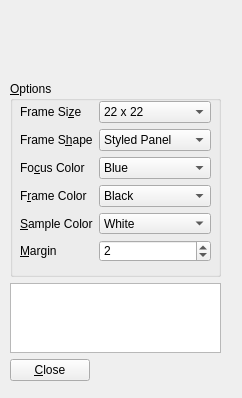
Before: the Qt Designer form src/Ui/colorframe.ui in sergeyfarin/kyui, drawn with Qt 5.
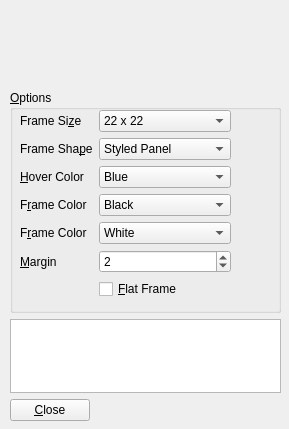
After: the same form once the commit is applied.

Commit message: Created colorpicker_test2 for new implementation of ColorPicker. Significant work done on properties, helper methods, and layout for ColorPicker.

```diff
--- a/src/Ui/colorframe.ui
+++ b/src/Ui/colorframe.ui
@@ -6,8 +6,8 @@
    <rect>
     <x>0</x>
     <y>0</y>
-    <width>242</width>
-    <height>398</height>
+    <width>289</width>
+    <height>429</height>
    </rect>
   </property>
   <property name="font">
@@ -24,8 +24,8 @@
     <rect>
      <x>10</x>
      <y>10</y>
-     <width>211</width>
-     <height>371</height>
+     <width>271</width>
+     <height>411</height>
     </rect>
    </property>
    <layout class="QVBoxLayout" name="verticalLayout" stretch="1,3,1,0">
@@ -42,11 +42,14 @@
         <rect>
          <x>10</x>
          <y>20</y>
-         <width>191</width>
-         <height>161</height>
+         <width>211</width>
+         <height>191</height>
         </rect>
        </property>
        <layout class="QFormLayout" name="formLayout">
+        <property name="fieldGrowthPolicy">
+         <enum>QFormLayout::AllNonFixedFieldsGrow</enum>
+        </property>
         <item row="0" column="0">
          <widget class="QLabel" name="sizeLabel">
           <property name="text">
@@ -97,7 +100,7 @@
         <item row="1" column="0">
          <widget class="QLabel" name="shapeLabel">
           <property name="text">
-           <string>Frame S&amp;hape</string>
+           <string>Frame Sha&amp;pe</string>
           </property>
           <property name="buddy">
            <cstring>shapeBox</cstring>
@@ -139,7 +142,7 @@
         <item row="2" column="0">
          <widget class="QLabel" name="gridLabel">
           <property name="text">
-           <string>Fo&amp;cus Color</string>
+           <string>&amp;Hover Color</string>
           </property>
           <property name="buddy">
            <cstring>gridBox</cstring>
@@ -235,7 +238,7 @@
         <item row="4" column="0">
          <widget class="QLabel" name="gridLabel_3">
           <property name="text">
-           <string>&amp;Sample Color</string>
+           <string>F&amp;rame Color</string>
           </property>
           <property name="buddy">
            <cstring>gridBox</cstring>
@@ -297,6 +300,13 @@
           </property>
          </widget>
         </item>
+        <item row="6" column="1">
+         <widget class="QCheckBox" name="flatBox">
+          <property name="text">
+           <string>&amp;Flat Frame</string>
+          </property>
+         </widget>
+        </item>
        </layout>
       </widget>
      </widget>
```
Left out of the diff: 24 changed lines with no effect on the pictures. The commit also changes 3 other files.
